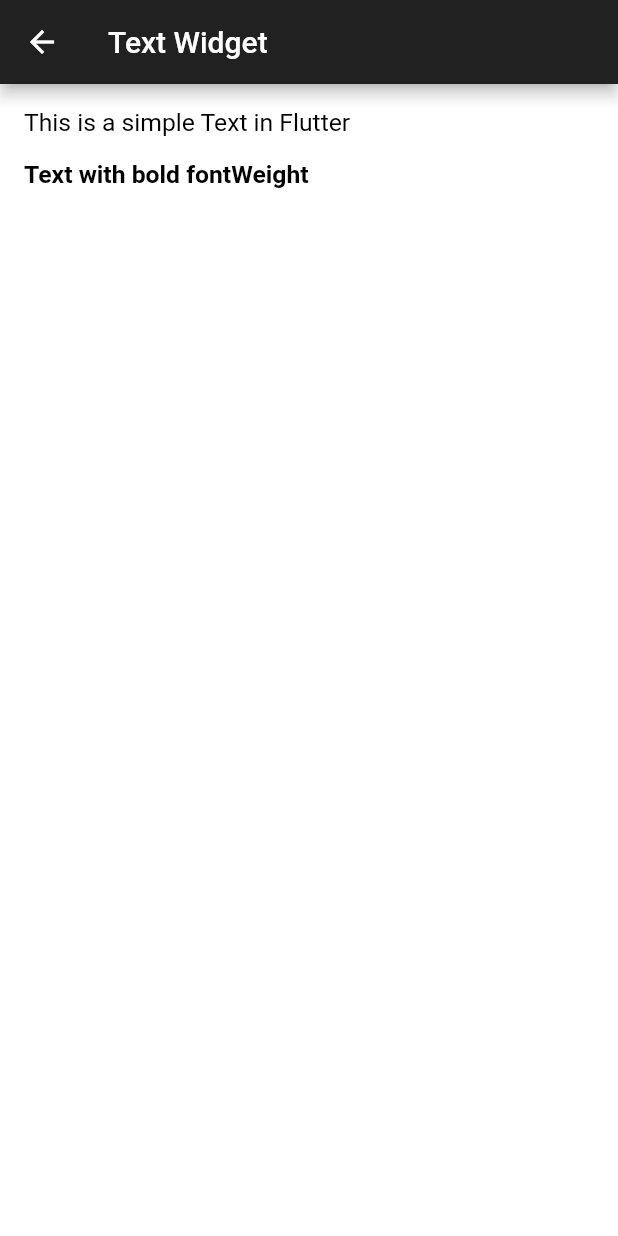
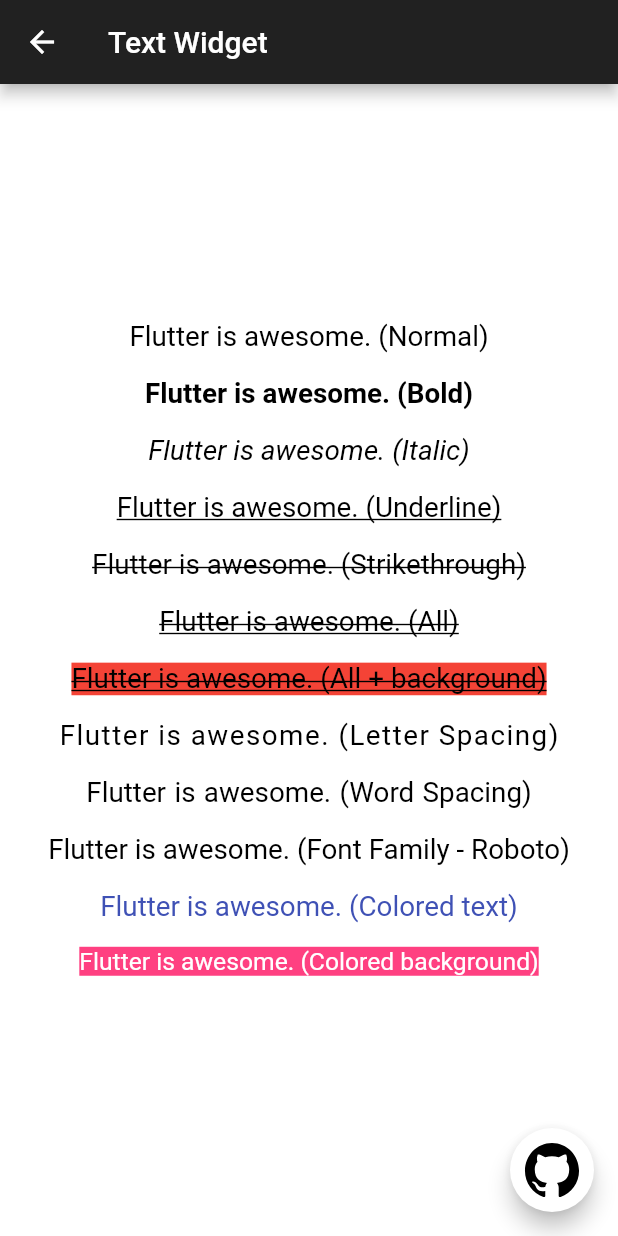
Before and after one commit to Alpha17-2/flutter_widgets, a Flutter app: the Text_Widget screen opened directly, on a phone screen of 412 x 824 dp. Run offline on Flutter 3.47's test engine with Material 2 defaults, Android fonts, the phone set to English and light mode, and no system bars; our stand-ins replace ionicons.

Commit message:
Text widget.

```diff
--- a/lib/Widgets/Text_Widget.dart
+++ b/lib/Widgets/Text_Widget.dart
@@ -1,10 +1,19 @@
 import 'package:flutter/material.dart';
 import 'package:flutter_widgets/helper/DeviceSize.dart';
+import 'package:flutter_widgets/helper/helpingMethods.dart';
+import 'package:ionicons/ionicons.dart';
 
 class Text_Widget extends StatelessWidget {
+  final String text="Flutter is awesome.";
   @override
   Widget build(BuildContext context) {
     return Scaffold(
+      floatingActionButton: FloatingActionButton(
+        backgroundColor: Colors.white,
+        child: Icon(Ionicons.logo_github,size: displayWidth(context)*0.1,),
+        onPressed: () => redirectToCode(''),
+      ),
+
       appBar: AppBar(
         title: Text('Text Widget'),
       ),
@@ -12,28 +21,125 @@ class Text_Widget extends StatelessWidget {
         height: displayHeight(context),
         width: displayWidth(context),
         color: Colors.white,
-        child: Padding(
-          padding: const EdgeInsets.all(16.0),
+        child:
+           Center(
+            child: SingleChildScrollView(
                         child: Column(
-            mainAxisAlignment: MainAxisAlignment.start,
-            crossAxisAlignment: CrossAxisAlignment.start,
+                            crossAxisAlignment: CrossAxisAlignment.center,
                 children: [
                   Text(
-                'This is a simple Text in Flutter',
+                    text+' (Normal)',
                     style: TextStyle(
                         color: Colors.black,
-                    fontSize: displayWidth(context) * 0.04),
+                        fontSize:   displayWidth(context) * 0.045),
                   ),
                   Divider(),
                   Text(
-                'Text with bold fontWeight',
+                    text+' (Bold)',
                     style:
-                    TextStyle(fontWeight: FontWeight.bold, color: Colors.black,fontSize: displayWidth(context) * 0.04),
-              )
+                        TextStyle(fontWeight: FontWeight.bold, color: Colors.black,fontSize:   displayWidth(context) * 0.045),
+                  ),
+                  Divider(),
+                  Text(
+                    text+' (Italic)',
+                    style:
+                        TextStyle(fontStyle: FontStyle.italic, color: Colors.black,fontSize:   displayWidth(context) * 0.045),
+                  ),
+                  Divider(),
+                  Text(
+                    text+' (Underline)',
+                    style:
+                        TextStyle( color: Colors.black,fontSize:   displayWidth(context) * 0.045,decoration: TextDecoration.underline),
+                  ),
+                  Divider(),
+                  Text(
+                    text+' (Strikethrough)',
+                    style:
+                        TextStyle( color: Colors.black,fontSize:   displayWidth(context) * 0.045,decoration: TextDecoration.lineThrough),
+                  ),
+                  Divider(),
+                  Text(
+                    text+' (All)',
+                    style:
+                        TextStyle(
+                            color: Colors.black,
+                            fontSize:  displayWidth(context) * 0.045,
+                            decoration: TextDecoration.combine([
+                                TextDecoration.underline,
+                                TextDecoration.lineThrough,
+
+                            ])),
+                  ),
+                  Divider(),
+                  Text(
+                    text+' (All + background)',
+                    style:
+                        TextStyle(
+                            color: Colors.black,
+                            fontSize:   displayWidth(context) * 0.045,
+                            backgroundColor: Colors.red,
+                            decoration: TextDecoration.combine([
+                                TextDecoration.underline,
+                                TextDecoration.lineThrough,
+
+                            ])),
+                  ),
+                  Divider(),
+                  Text(
+                    text+' (Letter Spacing)',
+                    style:
+                        TextStyle(
+                            color: Colors.black,
+                            fontSize:   displayWidth(context) * 0.045,
+                            letterSpacing: 1.0,
+                        ),
+                  ),
+                  Divider(),
+                  Text(
+                    text+' (Word Spacing)',
+                    style:
+                        TextStyle(
+                            color: Colors.black,
+                            fontSize:   displayWidth(context) * 0.045,
+                            wordSpacing: 1.0,
+                        ),
+                  ),
+                  Divider(),
+                  Text(
+                    text+' (Font Family - Roboto)',
+                    style:
+                        TextStyle(
+                            color: Colors.black,
+                            fontSize:   displayWidth(context) * 0.045,
+                            fontFamily: 'Roboto',
+                        ),
+                  ),
+                  Divider(),
+                  Text(
+                    text+' (Colored text)',
+                    style:
+                        TextStyle(
+                            color: Colors.indigo,
+                            fontSize:   displayWidth(context) * 0.045,
+                        ),
+                  ),
+                  Divider(),
+                  Text(
+                    text+' (Colored background)',
+                    style:
+                        TextStyle(
+                            color: Colors.white,
+                            fontSize: displayWidth(context) * 0.04,
+                            backgroundColor: Colors.pinkAccent,
+                        ),
+                  ),
+                  Divider(),
                 ],
               ),
             ),
           ),
+        ),
+
     );
   }
 }
--- /dev/null
+++ b/lib/helper/helpingMethods.dart
@@ -0,0 +1,9 @@
+import 'package:url_launcher/url_launcher.dart';
+
+redirectToCode(String url) async {
+  if (await canLaunch(url)) {
+    await launch(url);
+  } else {
+    throw 'Could not launch $url';
+  }
+}
--- a/pubspec.yaml
+++ b/pubspec.yaml
@@ -23,6 +23,9 @@ environment:
 dependencies:
   flutter:
     sdk: flutter
+  ionicons: ^0.1.2
+  flutter_staggered_animations: ^1.0.0
+  url_launcher: ^6.0.7
 
 
   # The following adds the Cupertino Icons font to your application.
```
Also changed, not shown: pubspec.lock. Lines whose indentation alone changed are shown as unchanged.
